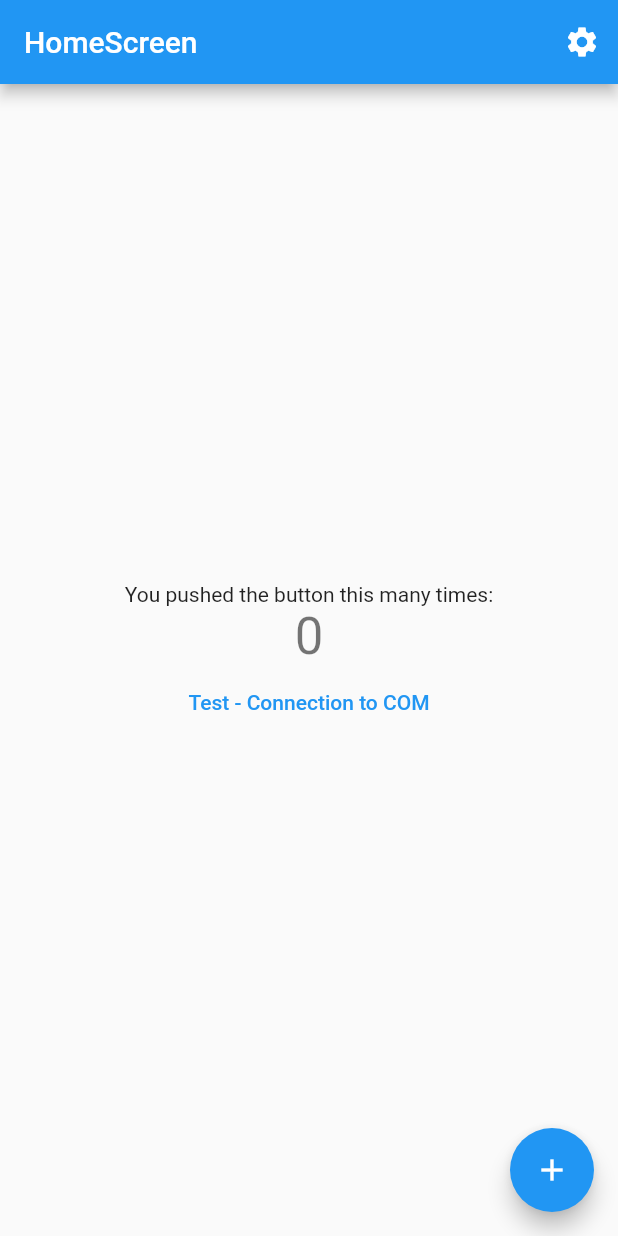
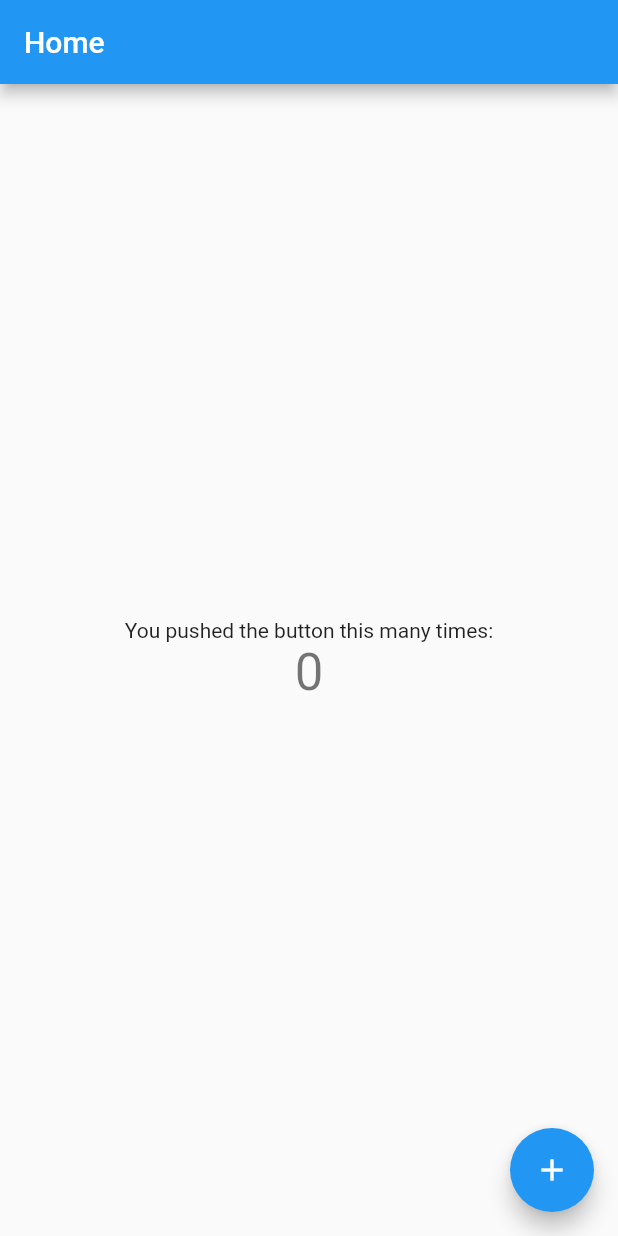
Before and after one commit to Marc-R2/com_flutter_client, a Flutter app: the screen it shows after launch, on a phone screen of 412 x 824 dp. Run offline on Flutter 3.47's test engine with Material 2 defaults, Android fonts, the phone set to English and light mode, and no system bars; our stand-ins replace beamer; missing offline and left inert: com_client.

Commit message:
Hot reload works, but nothing else

```diff
--- a/example/lib/main.dart
+++ b/example/lib/main.dart
@@ -1,12 +1,12 @@
-import 'package:com_flutter_client/com_flutter_client.dart';
-import 'package:example/service/provider/service_provider.dart';
+//import 'package:com_flutter_client/com_flutter_client.dart';
+import 'package:beamer/beamer.dart';
 import 'package:flutter/material.dart';
 
 void main() {
-  Message.info(title: 'App is starting');
-  runApp(COMApp(homePage: const MyHomePage()));
+  // Message.info(title: 'App is starting');
+  runApp(MyHomePageTemp());
 }
-
+/*
 class MyHomePage extends DynamicPage {
   const MyHomePage({super.key});
 
@@ -15,6 +15,27 @@ class MyHomePage extends DynamicPage {
 
   @override
   Widget build(BuildContext context) => const MyHome();
+}
+*/
+
+class MyHomePageTemp extends StatelessWidget {
+  MyHomePageTemp({super.key});
+
+  final routerDelegate = BeamerDelegate(
+    locationBuilder: RoutesLocationBuilder(
+      routes: {
+        '/': (context, state, data) => const MyHome(),
+      },
+    ),
+  );
+
+  @override
+  Widget build(BuildContext context) {
+    return MaterialApp.router(
+      routeInformationParser: BeamerParser(),
+      routerDelegate: routerDelegate,
+    );
+  }
 }
 
 class MyHome extends StatefulWidget {
@@ -27,41 +48,15 @@ class MyHome extends StatefulWidget {
 class _MyHomeState extends State<MyHome> {
   int _counter = 0;
 
-  /// Assign via [com] or remember to connect the client before using it.
-  late ComSocket _com;
-
-  ComSocket get com {
-    if (!_com.ready) _initClient();
-    return _com;
-  }
-
-  set com(ComSocket com) {
-    _com = com;
-    _initClient();
-  }
-
-  void _initClient() {
-    _com.init().then((value) async {
-      if (_com.exists) await _com.connectClient();
-    });
-  }
-
-  @override
-  void initState() {
-    com = ComSocket.fromIP(ip: '192.168.178.132', port: 7000);
-    super.initState();
-  }
-
-  PingService get ping => PingService(com: com);
-
   void _incrementCounter() {
     setState(() {
       _counter++;
-
+      /*
       Message.info(
         title: 'Incremented to {counter}',
         templateValues: {'counter': '$_counter'},
       );
+      */
     });
   }
 
@@ -69,10 +64,7 @@ class _MyHomeState extends State<MyHome> {
   Widget build(BuildContext context) {
     return Scaffold(
       appBar: AppBar(
-        title: const Text('HomeScreen'),
-        actions: const [
-          OpenSettingsIcon(),
-        ],
+        title: const Text('Home'),
       ),
       body: Center(
         child: Column(
@@ -82,17 +74,6 @@ class _MyHomeState extends State<MyHome> {
             Text(
               '$_counter',
               style: Theme.of(context).textTheme.headlineMedium,
-            ),
-            TextButton(
-              onPressed: () async {
-                final ms = ping.ping.request(
-                  fields: [ping.ping.wait],
-                  data: {'wait': 4096},
-                ).values;
-                await Future.wait(ms.toList());
-                setState(() => _counter = 0);
-              },
-              child: const Text('Test - Connection to COM'),
             ),
             // const Expanded(child: InteractiveConsole()),
           ],
--- a/example/pubspec.yaml
+++ b/example/pubspec.yaml
@@ -29,6 +29,7 @@ environment:
 # the latest version available on pub.dev. To see which dependencies have newer
 # versions available, run `flutter pub outdated`.
 dependencies:
+  beamer: ^1.5.3
   com_flutter_client:
     path: ../
     # git:
--- a/lib/com_app.dart
+++ b/lib/com_app.dart
@@ -14,7 +14,14 @@ class COMApp extends StatelessWidget {
 
   final String initLang;
 
-  late final BeamerDelegate routerDelegate = _routerDelegate;
+  late final BeamerDelegate routerDelegate = BeamerDelegate(
+    locationBuilder: RoutesLocationBuilder(
+      routes: {
+        '/': (context, state, data) => homePage,
+      }, // homePage.buildRoutes(internalPages),
+      builder: (context, child) => child,
+    ),
+  );
 
   BeamerDelegate get _routerDelegate {
     const internalPages = <String, DynamicPage>{
@@ -39,7 +46,8 @@ class COMApp extends StatelessWidget {
       locationBuilder: RoutesLocationBuilder(
         routes: {
           '/': (context, state, data) => homePage,
-        },// homePage.buildRoutes(internalPages),
+        }, // homePage.buildRoutes(internalPages),
+        builder: (context, child) => child,
       ),
     );
   }
```
Also changed, not shown: example/lib/main2.dart (+135 -98 lines).
